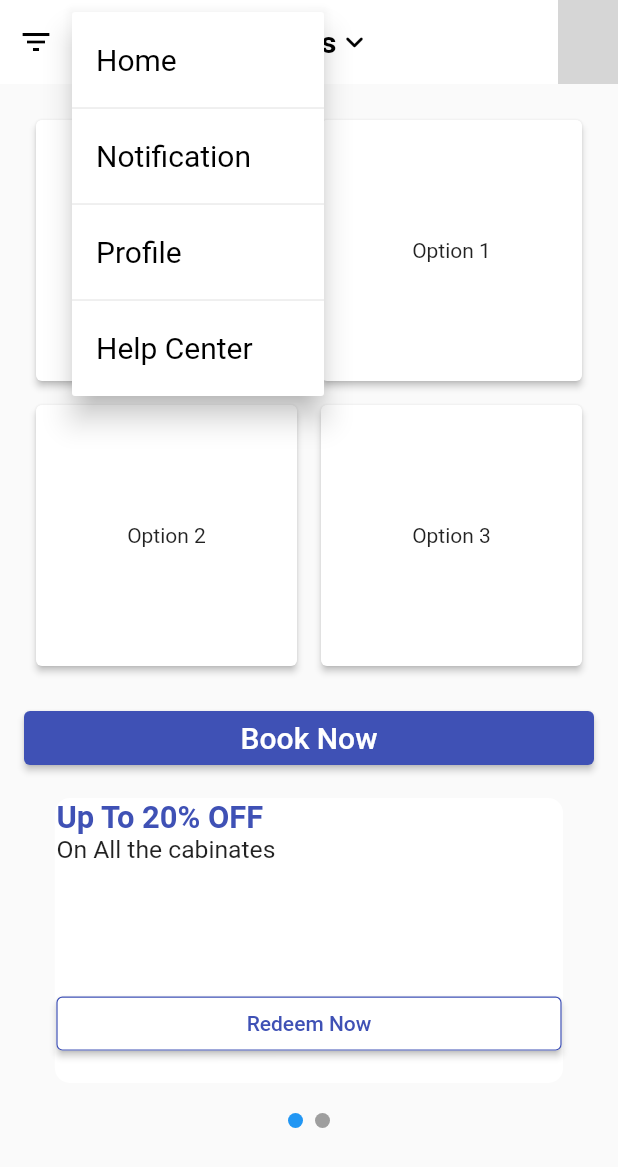
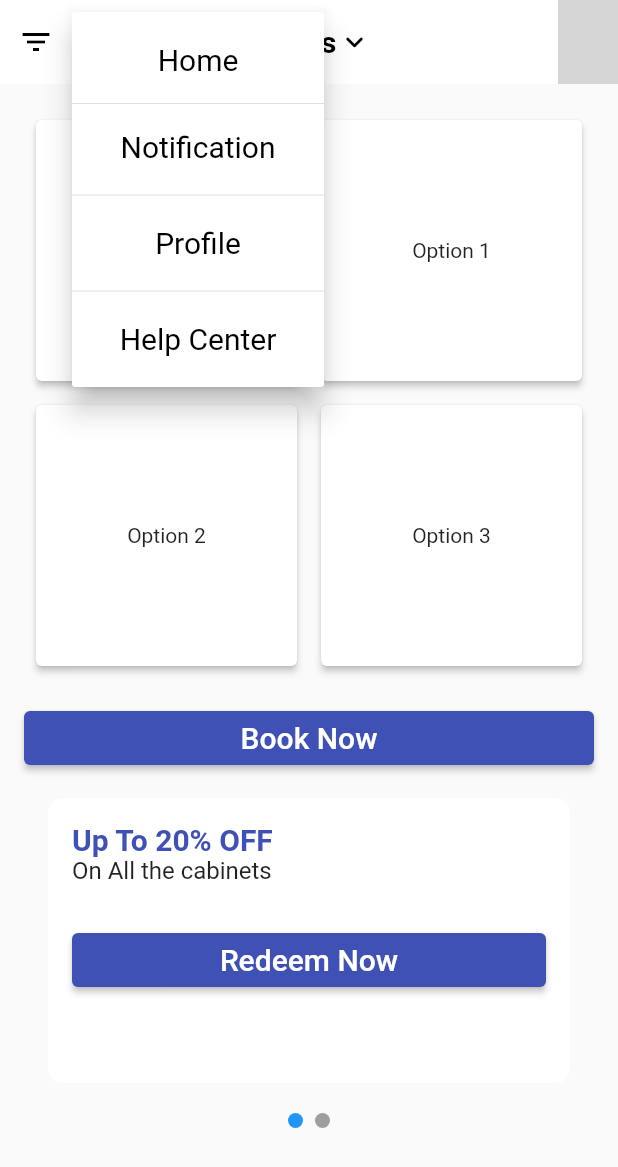
Before and after one commit to Baisalya/smartlocker, a Flutter app: the screen it shows after launch, after a tap on "Progressive Towers", on a phone screen of 412 x 824 dp. Shown: the top 1167 px of the screen. Run offline on Flutter 3.47's test engine with Material 2 defaults, Android fonts, the light colour scheme and no system bars; network calls fail; grey boxes are pictures that could not be loaded.

Commit message:
added a page

```diff
--- a/lib/CustomeAppBar.dart
+++ b/lib/CustomeAppBar.dart
@@ -33,6 +33,7 @@ class CustomAppBar extends StatelessWidget implements PreferredSizeWidget {
             return <PopupMenuEntry<String>>[
               PopupMenuItem<String>(
                 value: 'Home',
+                child: Center(
                   child: Text(
                     'Home',
                     style: TextStyle(
@@ -41,9 +42,11 @@ class CustomAppBar extends StatelessWidget implements PreferredSizeWidget {
                     ),
                   ),
                 ),
-              PopupMenuDivider(), // Add a divider
+              ),
+              PopupMenuDivider(height: 10),
               PopupMenuItem<String>(
                 value: 'Notification',
+                child: Center(
                   child: Text(
                     'Notification',
                     style: TextStyle(
@@ -52,9 +55,11 @@ class CustomAppBar extends StatelessWidget implements PreferredSizeWidget {
                     ),
                   ),
                 ),
-              PopupMenuDivider(), // Add a divider
+              ),
+              PopupMenuDivider(),
               PopupMenuItem<String>(
                 value: 'Profile',
+                child: Center(
                   child: Text(
                     'Profile',
                     style: TextStyle(
@@ -63,14 +68,17 @@ class CustomAppBar extends StatelessWidget implements PreferredSizeWidget {
                     ),
                   ),
                 ),
-              PopupMenuDivider(), // Add a divider
+              ),
+              PopupMenuDivider(),
               PopupMenuItem<String>(
                 value: 'Help Center',
+                child: Center(
                   child: Text(
                     'Help Center',
                     style: TextStyle(
                       color: Colors.black,
                       fontSize: screenWidth > 600 ? 22 : 20,
+                    ),
                   ),
                 ),
               ),
@@ -80,9 +88,8 @@ class CustomAppBar extends StatelessWidget implements PreferredSizeWidget {
             // Handle the selection here
             print("Selected: $selectedItem");
           },
-          child: Center( // Center the content
+          child: Center(
             child: Row(
-              mainAxisAlignment: MainAxisAlignment.center, // Center the row
               children: [
                 Text(
                   'Progressive Towers',
@@ -100,7 +107,7 @@ class CustomAppBar extends StatelessWidget implements PreferredSizeWidget {
             ),
           ),
         ),
-        const Spacer(),
+        Spacer(),
         CircleAvatar(
           backgroundImage: NetworkImage(
               'https://encrypted-tbn0.gstatic.com/images?q=tbn:ANd9GcSY6HwtWnw9GiLWz1B8SwYz4Pvdpku1OCC-ww&usqp=CAU'),
--- a/lib/screenone.dart
+++ b/lib/screenone.dart
@@ -1,4 +1,5 @@
 import 'package:flutter/material.dart';
+
 
 class MyWidget extends StatefulWidget {
   @override
@@ -9,6 +10,7 @@ class _MyWidgetState extends State<MyWidget> {
   int selectedOption = -1;
   PageController pageController = PageController(initialPage: 0);
   int currentPage = 0;
+
   void selectOption(int index) {
     setState(() {
       selectedOption = index;
@@ -23,18 +25,18 @@ class _MyWidgetState extends State<MyWidget> {
         child: Column(
           crossAxisAlignment: CrossAxisAlignment.center,
           children: <Widget>[
-            _buildGridView(),
+            buildGridView(),
             SizedBox(height: 10),
-            buildbooknowbutton(),
+            buildBookNowButton(),
             SizedBox(height: 10),
-            _buildHorizontalContainer(),
+            buildHorizontalContainer(),
           ],
         ),
       ),
     );
   }
 
-  Widget _buildGridView() {
+  Widget buildGridView() {
     return GridView.builder(
       shrinkWrap: true,
       gridDelegate: SliverGridDelegateWithFixedCrossAxisCount(
@@ -46,35 +48,120 @@ class _MyWidgetState extends State<MyWidget> {
           onTap: () {
             selectOption(index);
           },
-          child: Card(
+          child: CustomCard(
+            selectedOption: selectedOption,
+            index: index,
+          ),
+        );
+      },
+    );
+  }
+
+  Widget buildBookNowButton() {
+    return CustomButton(
+      text: 'Book Now',
+      onPressed: () {
+        // Handle button press logic here
+      },
+    );
+  }
+
+  Widget buildHorizontalContainer() {
+    List<ContainerData> containers = [
+      ContainerData(
+        title: "Up To 20% OFF",
+        subtitle: "On All the cabinets",
+      ),
+      ContainerData(
+        title: "Container 2",
+        subtitle: "Subtitle 2",
+      ),
+      // Add more containers as needed
+    ];
+
+    return Column(
+      children: <Widget>[
+        CustomContainerSlider(
+          containers: containers,
+          pageController: pageController,
+          onPageChanged: (int page) {
+            setState(() {
+              currentPage = page;
+            });
+          },
+        ),
+        SizedBox(height: 10),
+        buildPageIndicator(containers.length),
+      ],
+    );
+  }
+
+  Widget buildPageIndicator(int pageCount) {
+    List<Widget> indicators = List.generate(pageCount, (int index) {
+      return Container(
+        width: 10.0,
+        height: 10.0,
+        margin: EdgeInsets.symmetric(horizontal: 4.0),
+        decoration: BoxDecoration(
+          shape: BoxShape.circle,
+          color: currentPage == index ? Colors.blue : Colors.grey,
+        ),
+      );
+    });
+
+    return Row(
+      mainAxisAlignment: MainAxisAlignment.center,
+      children: <Widget>[
+        SizedBox(
+          height: 30,
+          child: Row(children: indicators),
+        ),
+      ],
+    );
+  }
+}
+
+class CustomCard extends StatelessWidget {
+  final int selectedOption;
+  final int index;
+
+  CustomCard({required this.selectedOption, required this.index});
+
+  @override
+  Widget build(BuildContext context) {
+    return Card(
       elevation: selectedOption == index ? 8.0 : 2.0,
       margin: EdgeInsets.all(8.0),
       color: selectedOption == index ? Colors.indigo : Colors.white,
       child: Center(
         child: Text('Option $index'),
       ),
-          ),
-        );
-      },
     );
   }
-  Widget buildbooknowbutton() {
+}
+
+class CustomButton extends StatelessWidget {
+  final String text;
+  final VoidCallback onPressed;
+
+  CustomButton({required this.text, required this.onPressed});
+
+  @override
+  Widget build(BuildContext context) {
     return Container(
-      height: 60.0, // You can adjust this height as needed
+      height: 60.0,
       child: Align(
         alignment: Alignment.center,
         child: SizedBox(
           width: double.infinity,
           child: ElevatedButton(
-            onPressed: () {
-              // Handle button press logic here
-            },
+            onPressed: onPressed,
             style: ElevatedButton.styleFrom(
               primary: Colors.indigo,
               onPrimary: Colors.white,
             ),
             child: Text(
-              'Book Now',
+              text,
               style: TextStyle(fontSize: 20),
             ),
           ),
@@ -82,27 +169,45 @@ class _MyWidgetState extends State<MyWidget> {
       ),
     );
   }
+}
 
+class CustomContainerSlider extends StatelessWidget {
+  final List<ContainerData> containers;
+  final PageController pageController;
+  final Function(int) onPageChanged;
 
+  CustomContainerSlider({
+    required this.containers,
+    required this.pageController,
+    required this.onPageChanged,
+  });
 
-  Widget _buildContainerWidget(ContainerData data) {
-    // Get the screen width and height using MediaQuery
-    final screenWidth = MediaQuery.of(context).size.width;
-    final screenHeight = MediaQuery.of(context).size.height;
+  @override
+  Widget build(BuildContext context) {
+    return Container(
+      height: 190,
+      child: PageView.builder(
+        controller: pageController,
+        itemCount: containers.length,
+        onPageChanged: onPageChanged,
+        itemBuilder: (context, index) {
+          return CustomContainerWidget(data: containers[index]);
+        },
+      ),
+    );
+  }
+}
 
-    // Calculate responsive text sizes based on screen width
-    final titleFontSize = screenWidth * 0.05; // 5% of screen width
-    final subtitleFontSize = screenWidth * 0.04; // 4% of screen width
+class CustomContainerWidget extends StatelessWidget {
+  final ContainerData data;
 
-    // Calculate responsive container margin based on screen width
-    final containerMargin = EdgeInsets.symmetric(horizontal: screenWidth * 0.05); // 5% of screen width
+  CustomContainerWidget({required this.data});
 
-    // Calculate responsive SizedBox height based on screen height
-    final sizedBoxHeight = screenHeight * 0.1; // 10% of screen height
-
+  @override
+  Widget build(BuildContext context) {
     return Container(
-      margin: containerMargin,
-      padding: EdgeInsets.all(1.0),
+      margin: EdgeInsets.symmetric(horizontal: 16.0),
+      padding: EdgeInsets.all(16.0),
       decoration: BoxDecoration(
         borderRadius: BorderRadius.circular(10),
         color: Colors.white,
@@ -113,7 +218,7 @@ class _MyWidgetState extends State<MyWidget> {
           Text(
             data.title,
             style: TextStyle(
-              fontSize: titleFontSize,
+              fontSize: 20, // You can adjust the font size
               fontWeight: FontWeight.bold,
               color: Colors.indigo,
             ),
@@ -121,95 +226,19 @@ class _MyWidgetState extends State<MyWidget> {
           Text(
             data.subtitle,
             style: TextStyle(
-              fontSize: subtitleFontSize,
+              fontSize: 16, // You can adjust the font size
             ),
           ),
-          SizedBox(height: sizedBoxHeight),
-          SizedBox(
-            width: double.infinity,
-            child: ElevatedButton(
+          SizedBox(height: 20, // You can adjust the height
+          ),
+          CustomButton(
+            text: "Redeem Now",
             onPressed: () {
               // Handle "Redeem Now" button click
             },
-              style: ButtonStyle(
-                backgroundColor: MaterialStateProperty.all<Color>(Colors.white),
-                overlayColor: MaterialStateProperty.all<Color>(Colors.indigo),
-                side: MaterialStateProperty.all<BorderSide>(
-                  BorderSide(color: Colors.indigo, width: 0.8),
-                ),
-              ),
-              child: Text(
-                "Redeem Now",
-                style: TextStyle(color: Colors.indigo),
-              ),
-            ),
           ),
         ],
       ),
-    );
-  }
-
-  Widget _buildPageIndicator(int pageCount) {
-    List<Widget> indicators = List.generate(pageCount, (int index) {
-      return Container(
-        width: 10.0,
-        height: 10.0,
-        margin: EdgeInsets.symmetric(horizontal: 4.0),
-        decoration: BoxDecoration(
-          shape: BoxShape.circle,
-          color: currentPage == index ? Colors.blue : Colors.grey, // Customize indicator colors
-        ),
-      );
-    });
-
-    return Row(
-      mainAxisAlignment: MainAxisAlignment.center,
-      children: <Widget>[
-        SizedBox(
-          height: 30, // Set the desired height for the dot indicator
-          child: Row(
-            children: indicators,
-          ),
-        ),
-      ],
-    );
-  }
-  Widget _buildHorizontalContainer() {
-    // Define a list of data for the horizontal containers
-    List<ContainerData> containers = [
-      ContainerData(
-        title: "Up To 20% OFF",
-        subtitle: "On All the cabinates",
-
-      ),
-      ContainerData(
-        title: "Container 2",
-        subtitle: "Subtitle 2",
-
-      ),
-      // Add more containers as needed
-    ];
-
-    return Column(
-      children: <Widget>[
-        Container(
-          height: 190, // Set the desired height for the horizontal container
-          child: PageView.builder(
-            controller: pageController,
-            itemCount: containers.length,
-            onPageChanged: (int page) {
-              setState(() {
-                currentPage = page;
-              });
-            },
-            itemBuilder: (context, index) {
-              return _buildContainerWidget(containers[index]);
-            },
-          ),
-        ),
-        SizedBox(height: 10),
-        _buildPageIndicator(containers.length),
-      ],
     );
   }
 }
@@ -218,10 +247,8 @@ class ContainerData {
   final String title;
   final String subtitle;
 
-
   ContainerData({
     required this.title,
     required this.subtitle,
-
   });
 }
```
Lines whose indentation alone changed are shown as unchanged.
